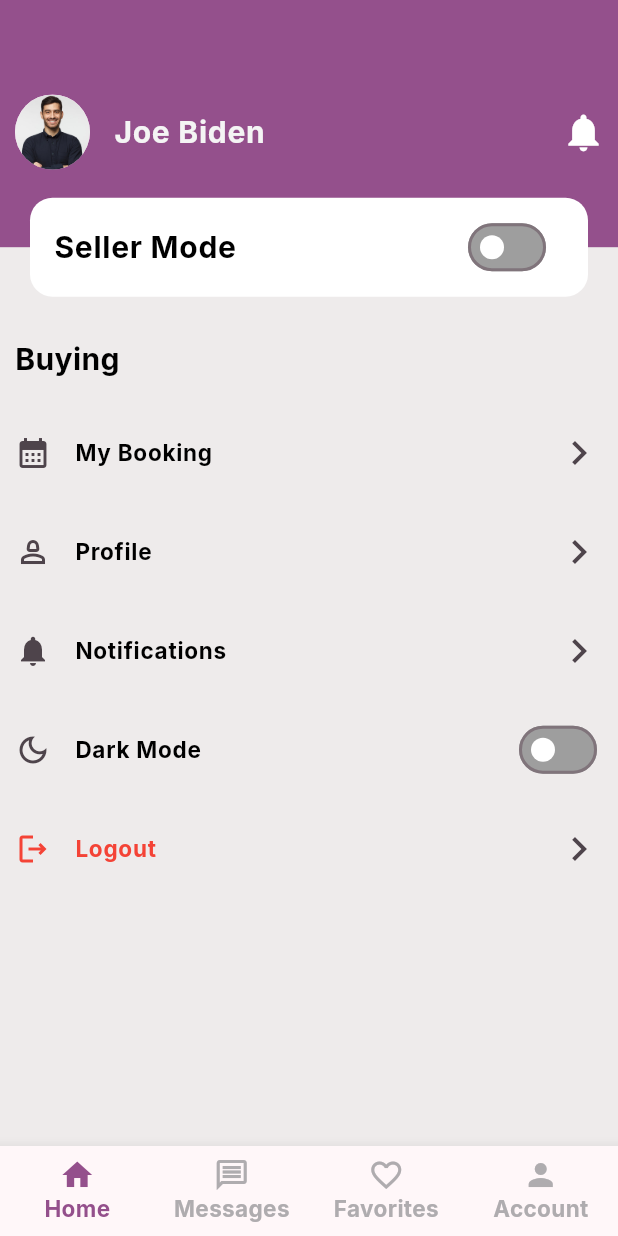
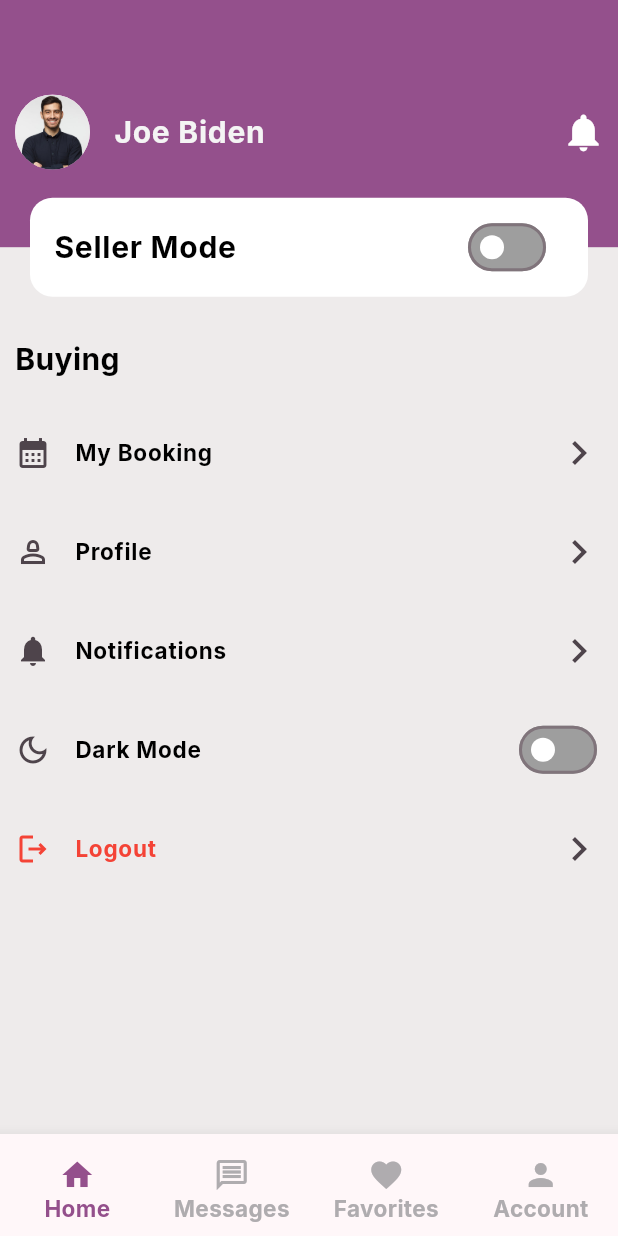
Before and after one commit to HadiAlhamed/flutter-django-real-estate, a Flutter app: the AccountPage screen opened by its route, on a phone screen of 412 x 824 dp. Run offline on Flutter 3.47's test engine with Material 3 defaults, Android fonts, the phone set to English and light mode, and no system bars; our stand-ins replace country_picker, dio, flutter_map, flutter_secure_storage, geolocator, get and 3 more; accounts and stored records are empty.

Commit message:
fix bottomNavigationbar with add new property page

```diff
--- a/lib/controllers/account_page_controller.dart
+++ b/lib/controllers/account_page_controller.dart
@@ -12,4 +12,5 @@ class AccountPageController extends GetxController {
     isSeller = value;
     update(['sellerMode']);
   }
+
 }
--- a/lib/views/account_page.dart
+++ b/lib/views/account_page.dart
@@ -80,6 +80,7 @@ class AccountPage extends StatelessWidget {
             trailing: getSwitch(
               onChanged: (value) {
                 accountController.changeIsSeller(value);
+                bottomController.changeIsSeller(value);
               },
               switchValue: accountController.isSeller,
             ),
@@ -151,6 +152,8 @@ class AccountPage extends StatelessWidget {
   void handleLogout() async {
     final result = await AuthApis.logout();
     if (result) {
+      //remember to clear stuff
+      bottomController.clear();
       Get.offAllNamed('/login');
     } else {
       Get.showSnackbar(
--- a/lib/widgets/my_bottom_navigation_bar.dart
+++ b/lib/widgets/my_bottom_navigation_bar.dart
@@ -1,7 +1,6 @@
 import 'package:flutter/material.dart';
-import 'package:flutter/widgets.dart';
+
 import 'package:get/get.dart';
-import 'package:real_estate/controllers/account_page_controller.dart';
 import 'package:real_estate/controllers/bottom_navigation_bar_controller.dart';
 import 'package:real_estate/textstyles/text_colors.dart';
 import 'package:real_estate/textstyles/text_styles.dart';
@@ -9,9 +8,8 @@ import 'package:real_estate/textstyles/text_styles.dart';
 class MyBottomNavigationBar extends StatelessWidget {
   final int selectedIndex;
   final BottomNavigationBarController bottomController;
-  final AccountPageController accountController =
-      Get.find<AccountPageController>();
-  MyBottomNavigationBar({
+
+  const MyBottomNavigationBar({
     super.key,
     required this.selectedIndex,
     required this.bottomController,
@@ -19,7 +17,9 @@ class MyBottomNavigationBar extends StatelessWidget {
 
   @override
   Widget build(BuildContext context) {
-    return BottomNavigationBar(
+    return GetBuilder<BottomNavigationBarController>(
+      init: bottomController,
+      builder: (controller) => BottomNavigationBar(
         currentIndex: selectedIndex,
         selectedItemColor: primaryColor,
         selectedLabelStyle: h4TitleStylePrimary,
@@ -27,47 +27,85 @@ class MyBottomNavigationBar extends StatelessWidget {
         unselectedLabelStyle: h4TitleStyleGrey,
         showUnselectedLabels: true,
         type: BottomNavigationBarType.fixed,
-      onTap: (index) {
+        onTap: handleBottomNavigation,
+        items: [
+          getBottomItem(
+            icon: const Icon(Icons.home),
+            label: "Home",
+          ),
+          getBottomItem(
+            icon: const Icon(
+              Icons.message_outlined,
+            ),
+            label: "Messages",
+          ),
+          if (bottomController.isSeller)
+            const BottomNavigationBarItem(
+              icon: CircleAvatar(
+                backgroundColor: primaryColor,
+                child: Icon(
+                  Icons.add,
+                  size: 30,
+                  color: Colors.white,
+                ),
+              ),
+              label: "",
+            ),
+          getBottomItem(
+            icon: const Icon(Icons.favorite),
+            label: "Favorites",
+          ),
+          getBottomItem(
+            icon: const Icon(Icons.person),
+            label: "Account",
+          ),
+        ],
+      ),
+    );
+  }
+
+  BottomNavigationBarItem getBottomItem({
+    required String label,
+    required Icon icon,
+  }) {
+    return BottomNavigationBarItem(
+      icon: Padding(
+        padding: EdgeInsets.only(
+          top: bottomController.isSeller ? 0 : 8.0,
+        ),
+        child: icon,
+      ),
+      label: label,
+    );
+  }
+
+  void handleBottomNavigation(index) {
     print("index : $index");
     bottomController.changeSelectedIndex(index: index);
     if (index == 0) {
       //go home
       Get.offNamed('/home');
     }
+    if (index == 1) {
+      //go to messages
+    }
     if (index == 2) {
+      if (bottomController.isSeller) {
+        Get.offNamed('/addPropertyPage');
+      } else {
         Get.offNamed('/favoritesPage');
+      }
     }
     if (index == 3) {
       //go accountpage
+      if (bottomController.isSeller) {
+        Get.offNamed('/favoritesPage');
+      } else {
         Get.offNamed('/accountPage');
       }
-      },
-      items: [
-        const BottomNavigationBarItem(
-          icon: Icon(
-            Icons.home,
-          ),
-          label: "Home",
-        ),
-        const BottomNavigationBarItem(
-          icon: Icon(
-            Icons.message_outlined,
-          ),
-          label: "Messages",
-        ),
-        const BottomNavigationBarItem(
-          icon: Icon(
-            Icons.favorite_border_outlined,
-          ),
-          label: "Favorites",
-        ),
-        const BottomNavigationBarItem(
-          icon: Icon(
-            Icons.person,
-          ),
-          label: "Account",
-        ),
-      ],
-    );
+    }
+    if (index == 4) {
+      Get.offNamed('/accountPage');
     }
   }
+}
```
Also changed, not shown: lib/controllers/bottom_navigation_bar_controller.dart (+11 -0 lines), lib/main.dart (+9 -0 lines), lib/views/add_property_page.dart (added, +22 -0 lines). Lines whose indentation alone changed are shown as unchanged.
